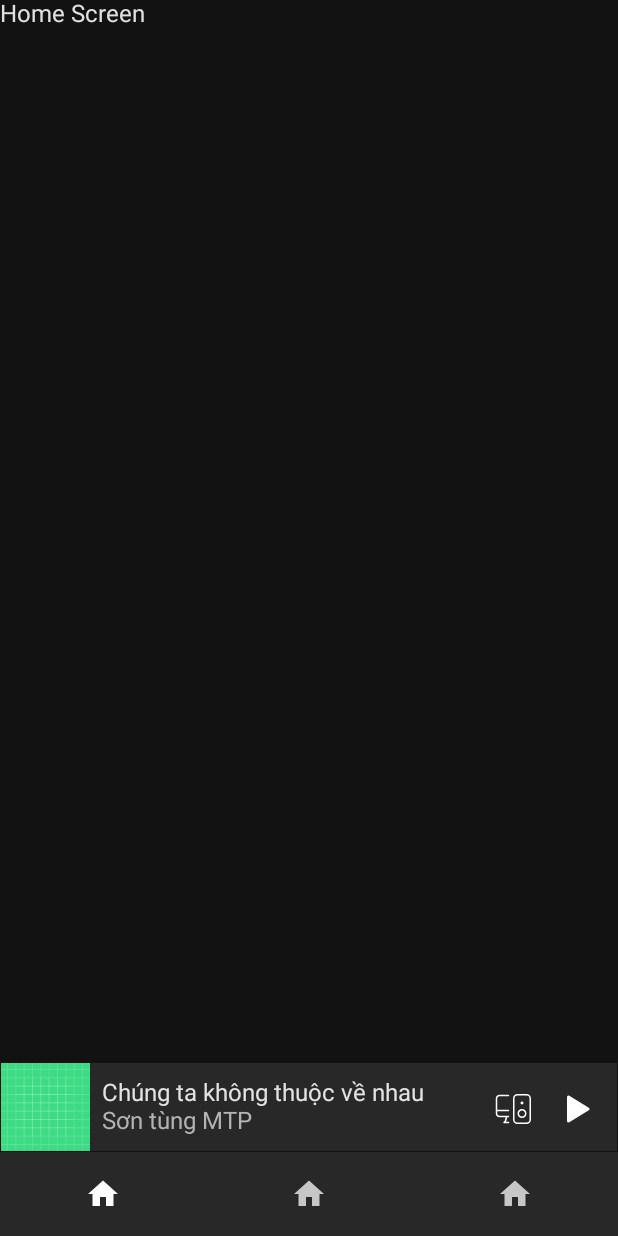
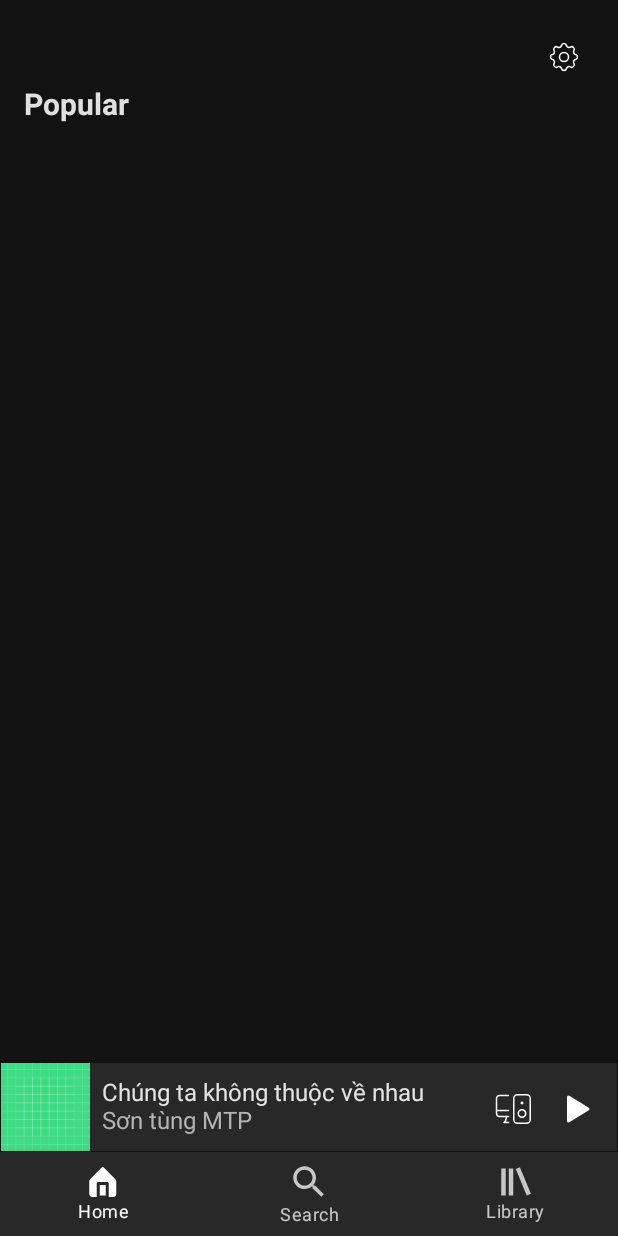
Before and after one commit to Nhinlee/Android-Apps, an Android app built with Jetpack Compose: the screen it shows after launch (MainActivity), on a phone screen of 412 x 824 dp. Run offline under Robolectric (Android 15) with nearby library versions, the phone set to English and light mode, and no system bars.

Commit message:
Refactor and create SongPlayerContainer

```diff
--- a/nhin_music_app/app/src/main/java/com/nhinlechi/nhin_music_app/ui/Main.kt
+++ b/nhin_music_app/app/src/main/java/com/nhinlechi/nhin_music_app/ui/Main.kt
@@ -1,23 +1,13 @@
 package com.nhinlechi.nhin_music_app.ui
 
-import androidx.compose.foundation.Image
-import androidx.compose.foundation.background
-import androidx.compose.foundation.border
-import androidx.compose.foundation.clickable
 import androidx.compose.foundation.layout.*
-import androidx.compose.foundation.shape.CircleShape
-import androidx.compose.foundation.shape.RoundedCornerShape
 import androidx.compose.material.*
-import androidx.compose.material.icons.Icons
-import androidx.compose.material.icons.filled.Add
-import androidx.compose.material.icons.filled.Home
 import androidx.compose.runtime.Composable
 import androidx.compose.runtime.getValue
-import androidx.compose.ui.Alignment
 import androidx.compose.ui.Modifier
 import androidx.compose.ui.res.painterResource
 import androidx.compose.ui.tooling.preview.Preview
-import androidx.compose.ui.unit.Dp
+import androidx.compose.ui.unit.sp
 import androidx.navigation.NavDestination.Companion.hierarchy
 import androidx.navigation.NavGraph.Companion.findStartDestination
 import androidx.navigation.compose.NavHost
@@ -25,8 +15,7 @@ import androidx.navigation.compose.composable
 import androidx.navigation.compose.currentBackStackEntryAsState
 import androidx.navigation.compose.rememberNavController
 import com.nhinlechi.nhin_music_app.R
-import com.nhinlechi.nhin_music_app.ui.general.LocalCircleButton
-import com.nhinlechi.nhin_music_app.ui.general.Space
+import com.nhinlechi.nhin_music_app.ui.container.SongPlayerContainer
 import com.nhinlechi.nhin_music_app.ui.screen.HomeScreen
 import com.nhinlechi.nhin_music_app.ui.screen.LibraryScreen
 import com.nhinlechi.nhin_music_app.ui.screen.Screen
@@ -41,6 +30,16 @@ fun Main() {
         Screen.Search,
         Screen.Library,
     )
+    val resources = listOf(
+        R.drawable.home,
+        R.drawable.search,
+        R.drawable.library,
+    )
+    val bottomTabLabels = listOf(
+        "Home",
+        "Search",
+        "Library",
+    )
 
     Nhin_music_appTheme {
         // A surface container using the 'background' color from the theme
@@ -50,6 +49,8 @@ fun Main() {
                     val navBackStackEntry by navController.currentBackStackEntryAsState()
                     val currentDestination = navBackStackEntry?.destination
                     screens.forEach { screen ->
+                        val currentIndex = screens.indexOf(screen)
+                        //
                         BottomNavigationItem(
                             selected = currentDestination?.hierarchy?.any { it.route == screen.route } == true,
                             onClick = {
@@ -61,7 +62,15 @@ fun Main() {
                                     restoreState = true
                                 }
                             },
-                            icon = { Icon(Icons.Filled.Home, contentDescription = null) },
+                            icon = {
+                                Icon(
+                                    painter = painterResource(
+                                        id = resources[currentIndex]
+                                    ),
+                                    contentDescription = null
+                                )
+                            },
+                            label = { Text(text = bottomTabLabels[currentIndex], fontSize = 12.sp) }
                         )
                     }
                 }
@@ -79,42 +88,7 @@ fun Main() {
                         composable(Screen.Search.route) { SearchScreen(navController = navController) }
                         composable(Screen.Library.route) { LibraryScreen(navController = navController) }
                     }
-                    Box(
-                        modifier = Modifier
-                            .align(Alignment.BottomCenter)
-                            .height(Dp(60F))
-                            .background(color = MaterialTheme.colors.primary)
-                            .fillMaxWidth()
-                            .border(width = Dp(0.5F), color = MaterialTheme.colors.primaryVariant),
-                    ) {
-                        Row(horizontalArrangement = Arrangement.SpaceBetween) {
-                            Row(horizontalArrangement = Arrangement.Start) {
-                                Image(
-                                    painter = painterResource(id = R.drawable.ic_launcher_background),
-                                    contentDescription = null
-                                )
-                                Space(width = 8F)
-                                Column(
-                                    verticalArrangement = Arrangement.Center,
-                                    modifier = Modifier.fillMaxHeight()
-                                ) {
-                                    Text("Chúng ta không thuộc về nhau")
-                                    Space(width = 8F)
-                                    Text("Sơn tùng MTP", color = MaterialTheme.colors.onSecondary)
-                                }
-                            }
-                            Row(
-                                horizontalArrangement = Arrangement.End,
-                                verticalAlignment = Alignment.CenterVertically,
-                                modifier = Modifier
-                                    .fillMaxSize()
-                                    .padding(end = Dp(8F))
-                            ) {
-                                LocalCircleButton(resId = R.drawable.devices)
-                                LocalCircleButton(resId = R.drawable.play)
-                            }
-                        }
-                    }
+                    SongPlayerContainer()
                 }
             }
         }
--- /dev/null
+++ b/nhin_music_app/app/src/main/java/com/nhinlechi/nhin_music_app/ui/container/SongPlayerContainer.kt
@@ -0,0 +1,61 @@
+package com.nhinlechi.nhin_music_app.ui.container
+
+import androidx.compose.foundation.Image
+import androidx.compose.foundation.background
+import androidx.compose.foundation.border
+import androidx.compose.foundation.layout.*
+import androidx.compose.material.MaterialTheme
+import androidx.compose.material.Text
+import androidx.compose.runtime.Composable
+import androidx.compose.ui.Alignment
+import androidx.compose.ui.Modifier
+import androidx.compose.ui.res.painterResource
+import androidx.compose.ui.unit.Dp
+import com.nhinlechi.nhin_music_app.R
+import com.nhinlechi.nhin_music_app.ui.general.LocalIconButton
+import com.nhinlechi.nhin_music_app.ui.general.Space
+
+@Composable
+fun SongPlayerContainer() {
+    Box(
+        modifier = Modifier
+            .fillMaxSize()
+    ) {
+        Box(
+            modifier = Modifier
+                .align(Alignment.BottomCenter)
+                .height(Dp(60F))
+                .background(color = MaterialTheme.colors.primary)
+                .fillMaxWidth()
+                .border(width = Dp(0.5F), color = MaterialTheme.colors.primaryVariant),
+        ) {
+            Row(horizontalArrangement = Arrangement.SpaceBetween) {
+                Row(horizontalArrangement = Arrangement.Start) {
+                    Image(
+                        painter = painterResource(id = R.drawable.ic_launcher_background),
+                        contentDescription = null
+                    )
+                    Space(width = 8F)
+                    Column(
+                        verticalArrangement = Arrangement.Center,
+                        modifier = Modifier.fillMaxHeight()
+                    ) {
+                        Text("Chúng ta không thuộc về nhau")
+                        Space(width = 8F)
+                        Text("Sơn tùng MTP", color = MaterialTheme.colors.onSecondary)
+                    }
+                }
+                Row(
+                    horizontalArrangement = Arrangement.End,
+                    verticalAlignment = Alignment.CenterVertically,
+                    modifier = Modifier
+                        .fillMaxSize()
+                        .padding(end = Dp(8F))
+                ) {
+                    LocalIconButton(resId = R.drawable.devices)
+                    LocalIconButton(resId = R.drawable.play)
+                }
+            }
+        }
+    }
+}
--- a/nhin_music_app/app/src/main/java/com/nhinlechi/nhin_music_app/ui/general/CircleButton.kt
+++ b/nhin_music_app/app/src/main/java/com/nhinlechi/nhin_music_app/ui/general/CircleButton.kt
@@ -7,25 +7,37 @@ import androidx.compose.foundation.shape.CircleShape
 import androidx.compose.material.Button
 import androidx.compose.material.ButtonDefaults
 import androidx.compose.material.Icon
+import androidx.compose.material.MaterialTheme
 import androidx.compose.runtime.Composable
 import androidx.compose.ui.Modifier
+import androidx.compose.ui.graphics.Color
 import androidx.compose.ui.graphics.vector.ImageVector
 import androidx.compose.ui.res.painterResource
 import androidx.compose.ui.unit.Dp
 
 @Composable
-fun LocalCircleButton(resId: Int, onClick: () -> Unit = {}) {
+fun LocalIconButton(
+    resId: Int,
+    onClick: () -> Unit = {},
+    backgroundColor: Color? = null,
+) {
     AbstractCircleButton(
-        onClick = onClick
+        onClick = onClick,
+        backgroundColor = backgroundColor,
     ) {
         Icon(painter = painterResource(id = resId), contentDescription = null)
     }
 }
 
 @Composable
-fun NetworkVectorCircleButton(imageVector: ImageVector, onClick: () -> Unit = {}) {
+fun NetworkVectorIconButton(
+    imageVector: ImageVector,
+    onClick: () -> Unit = {},
+    backgroundColor: Color? = null,
+) {
     AbstractCircleButton(
-        onClick = onClick
+        onClick = onClick,
+        backgroundColor = backgroundColor
     ) {
         Icon(imageVector = imageVector, contentDescription = null)
     }
@@ -34,6 +46,7 @@ fun NetworkVectorCircleButton(imageVector: ImageVector, onClick: () -> Unit = {}
 @Composable
 fun AbstractCircleButton(
     onClick: () -> Unit = {},
+    backgroundColor: Color? = null,
     content: @Composable RowScope.() -> Unit,
 ) {
     Button(
@@ -41,7 +54,10 @@ fun AbstractCircleButton(
         shape = CircleShape,
         modifier = Modifier.size(Dp(42F)),
         contentPadding = PaddingValues(Dp(0F)),
-        elevation = ButtonDefaults.elevation(Dp(0F))
+        elevation = ButtonDefaults.elevation(Dp(0F)),
+        colors = ButtonDefaults.buttonColors(
+            backgroundColor = backgroundColor ?: MaterialTheme.colors.primary
+        )
     ) {
         content()
     }
--- a/nhin_music_app/app/src/main/java/com/nhinlechi/nhin_music_app/ui/screen/HomeScreen.kt
+++ b/nhin_music_app/app/src/main/java/com/nhinlechi/nhin_music_app/ui/screen/HomeScreen.kt
@@ -1,10 +1,47 @@
 package com.nhinlechi.nhin_music_app.ui.screen
 
+import androidx.compose.foundation.layout.*
+import androidx.compose.material.MaterialTheme
 import androidx.compose.material.Text
 import androidx.compose.runtime.Composable
+import androidx.compose.ui.Modifier
+import androidx.compose.ui.text.font.FontWeight
+import androidx.compose.ui.unit.*
 import androidx.navigation.NavController
+import com.nhinlechi.nhin_music_app.R
+import com.nhinlechi.nhin_music_app.ui.general.LocalIconButton
+import com.nhinlechi.nhin_music_app.ui.general.Space
 
 @Composable
 fun HomeScreen(navController: NavController) {
-    Text(text = "Home Screen")
+    Column(
+        modifier = Modifier
+            .fillMaxSize()
+            .padding(top = 16.dp)
+    ) {
+        // TODO: Make row composable for reuse
+        Row(
+            horizontalArrangement = Arrangement.End,
+            modifier = Modifier
+                .padding(horizontal = 16.dp)
+                .fillMaxWidth()
+        ) {
+            LocalIconButton(
+                resId = R.drawable.settings,
+                onClick = {},
+                backgroundColor = MaterialTheme.colors.primaryVariant
+            )
+        }
+        Space(8F)
+        // TODO: Make row composable for reuse
+        Row(
+            horizontalArrangement = Arrangement.Start, modifier = Modifier
+                .padding(horizontal = 16.dp)
+                .fillMaxWidth()
+        ) {
+            Text("Popular", fontSize = 20.sp, fontWeight = FontWeight.Bold)
+        }
+        Space(8F)
+
+    }
 }
--- /dev/null
+++ b/nhin_music_app/app/src/main/res/drawable-v24/home.xml
@@ -0,0 +1,12 @@
+<vector xmlns:android="http://schemas.android.com/apk/res/android"
+    android:width="25dp"
+    android:height="24dp"
+    android:viewportWidth="25"
+    android:viewportHeight="24">
+    <path
+        android:fillColor="#FFFFFFFF"
+        android:pathData="M14.5 14h-4v7h4v-7Z"/>
+    <path
+        android:fillColor="#FFFFFFFF"
+        android:pathData="M20.92 10.18L13.21 2.3c-0.1-0.1-0.2-0.17-0.33-0.22C12.76 2.03 12.63 2 12.5 2s-0.26 0.03-0.38 0.08c-0.13 0.05-0.24 0.13-0.33 0.22l-7.71 7.89c-0.19 0.19-0.33 0.41-0.43 0.66-0.1 0.24-0.15 0.5-0.15 0.77V20c0 0.51 0.2 1 0.55 1.38 0.35 0.37 0.83 0.6 1.34 0.62H8.5v-9c0-0.27 0.1-0.52 0.3-0.7 0.18-0.2 0.43-0.3 0.7-0.3h6c0.27 0 0.52 0.1 0.7 0.3 0.2 0.18 0.3 0.43 0.3 0.7v9h3.11c0.51-0.03 1-0.25 1.34-0.62C21.31 21 21.5 20.5 21.5 20v-8.38c0-0.54-0.2-1.05-0.58-1.44Z"/>
+</vector>
--- /dev/null
+++ b/nhin_music_app/app/src/main/res/drawable-v24/library.xml
@@ -0,0 +1,18 @@
+<vector xmlns:android="http://schemas.android.com/apk/res/android"
+    android:width="25dp"
+    android:height="24dp"
+    android:viewportWidth="25"
+    android:viewportHeight="24">
+    <path
+        android:strokeColor="#FFFFFFFF"
+        android:strokeWidth="3"
+        android:pathData="M5 3L5 21"/>
+    <path
+        android:strokeColor="#FFFFFFFF"
+        android:strokeWidth="3"
+        android:pathData="M10 3L10 21"/>
+    <path
+        android:strokeColor="#FFFFFFFF"
+        android:strokeWidth="3"
+        android:pathData="M14.56 2.73L21.89 20.43"/>
+</vector>
--- /dev/null
+++ b/nhin_music_app/app/src/main/res/drawable-v24/settings.xml
@@ -0,0 +1,18 @@
+<vector xmlns:android="http://schemas.android.com/apk/res/android"
+    android:width="24dp"
+    android:height="24dp"
+    android:viewportWidth="24"
+    android:viewportHeight="24">
+    <path
+        android:strokeColor="#FFFFFFFF"
+        android:strokeWidth="1"
+        android:strokeLineCap="round"
+        android:strokeLineJoin="round"
+        android:pathData="M10.32 4.32c0.43-1.76 2.93-1.76 3.36 0 0.06 0.26 0.18 0.5 0.36 0.71 0.18 0.2 0.4 0.37 0.65 0.47 0.25 0.1 0.52 0.15 0.8 0.13 0.26-0.02 0.53-0.1 0.76-0.25 1.54-0.94 3.3 0.83 2.37 2.37-0.14 0.23-0.23 0.5-0.25 0.77-0.02 0.27 0.02 0.54 0.13 0.79 0.1 0.25 0.26 0.47 0.47 0.65 0.2 0.18 0.45 0.3 0.71 0.36 1.76 0.43 1.76 2.93 0 3.36-0.26 0.06-0.5 0.18-0.71 0.36-0.2 0.18-0.37 0.4-0.47 0.65-0.1 0.25-0.15 0.52-0.13 0.8 0.02 0.26 0.1 0.53 0.25 0.76 0.94 1.54-0.83 3.3-2.37 2.37-0.23-0.14-0.5-0.23-0.77-0.25-0.27-0.02-0.54 0.02-0.79 0.13-0.25 0.1-0.47 0.26-0.65 0.47-0.18 0.2-0.3 0.45-0.36 0.71-0.43 1.76-2.93 1.76-3.36 0-0.06-0.26-0.18-0.5-0.36-0.71-0.18-0.2-0.4-0.37-0.65-0.47-0.25-0.1-0.52-0.15-0.8-0.13-0.26 0.02-0.53 0.1-0.76 0.25-1.54 0.94-3.3-0.83-2.37-2.37 0.14-0.23 0.23-0.5 0.25-0.77 0.02-0.27-0.02-0.54-0.13-0.79-0.1-0.25-0.26-0.47-0.47-0.65-0.2-0.18-0.45-0.3-0.71-0.36-1.76-0.43-1.76-2.93 0-3.36 0.26-0.06 0.5-0.18 0.71-0.36 0.2-0.18 0.37-0.4 0.47-0.65 0.1-0.25 0.15-0.52 0.13-0.8-0.02-0.26-0.1-0.53-0.25-0.76-0.94-1.54 0.83-3.3 2.37-2.37 1 0.61 2.3 0.07 2.57-1.06Z"/>
+    <path
+        android:strokeColor="#FFFFFFFF"
+        android:strokeWidth="1"
+        android:strokeLineCap="round"
+        android:strokeLineJoin="round"
+        android:pathData="M12 15c1.66 0 3-1.34 3-3s-1.34-3-3-3-3 1.34-3 3 1.34 3 3 3Z"/>
+</vector>
--- /dev/null
+++ b/nhin_music_app/app/src/main/res/drawable/search.xml
@@ -0,0 +1,10 @@
+<vector xmlns:android="http://schemas.android.com/apk/res/android"
+    android:width="28dp"
+    android:height="28dp"
+    android:tint="#FFFFFF"
+    android:viewportWidth="24"
+    android:viewportHeight="24">
+    <path
+        android:fillColor="@android:color/white"
+        android:pathData="M15.5,14h-0.79l-0.28,-0.27C15.41,12.59 16,11.11 16,9.5 16,5.91 13.09,3 9.5,3S3,5.91 3,9.5 5.91,16 9.5,16c1.61,0 3.09,-0.59 4.23,-1.57l0.27,0.28v0.79l5,4.99L20.49,19l-4.99,-5zM9.5,14C7.01,14 5,11.99 5,9.5S7.01,5 9.5,5 14,7.01 14,9.5 11.99,14 9.5,14z" />
+</vector>
```
